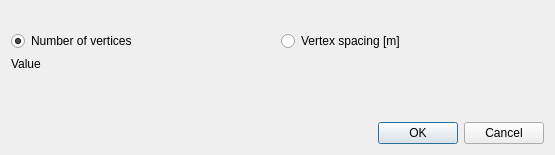
Before: the Qt Designer form ui/ui_densify_linestring.ui in dabachma/promaides_gis_tools, drawn with Qt 5.
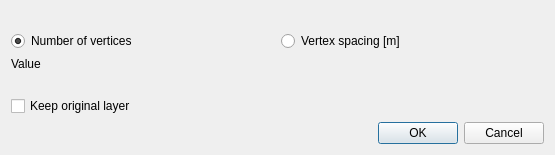
After: the same form once the commit is applied. Custom widgets are drawn as their Qt base class.

Commit message: Keep original feature added

```diff
--- a/ui/ui_densify_linestring.ui
+++ b/ui/ui_densify_linestring.ui
@@ -99,6 +99,13 @@
      </property>
     </spacer>
    </item>
+   <item>
+    <widget class="QCheckBox" name="keeporiginal_box">
+     <property name="text">
+      <string>Keep original layer</string>
+     </property>
+    </widget>
+   </item>
    <item>
     <widget class="QDialogButtonBox" name="button_box">
      <property name="orientation">
```
Left out of the diff: 6 changed lines with no effect on the pictures. The commit also changes 1 other file.
